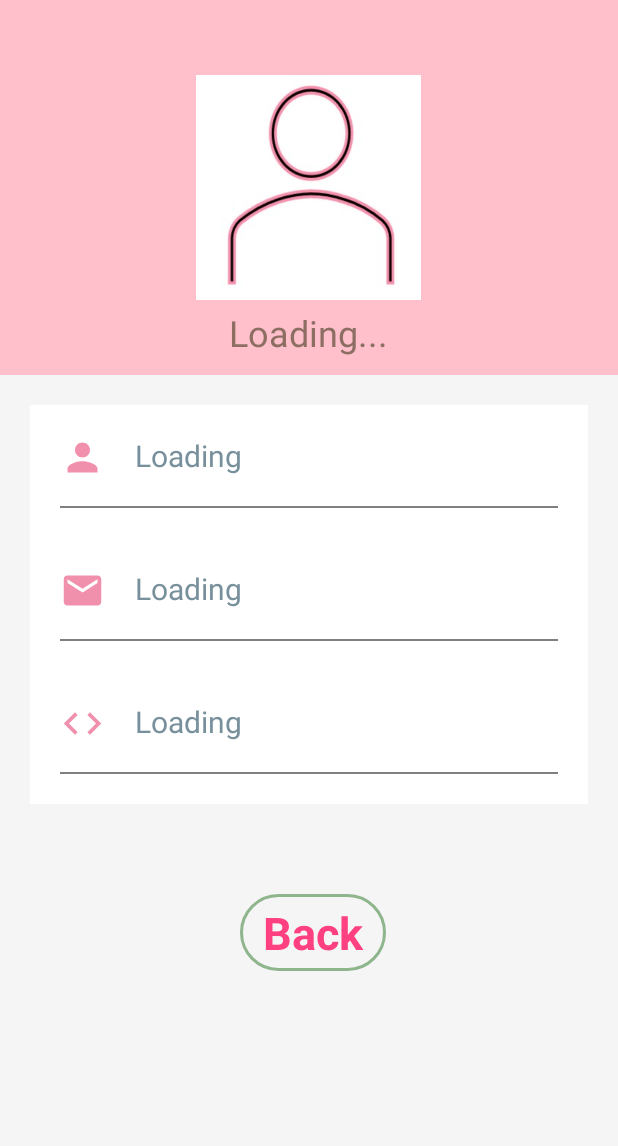
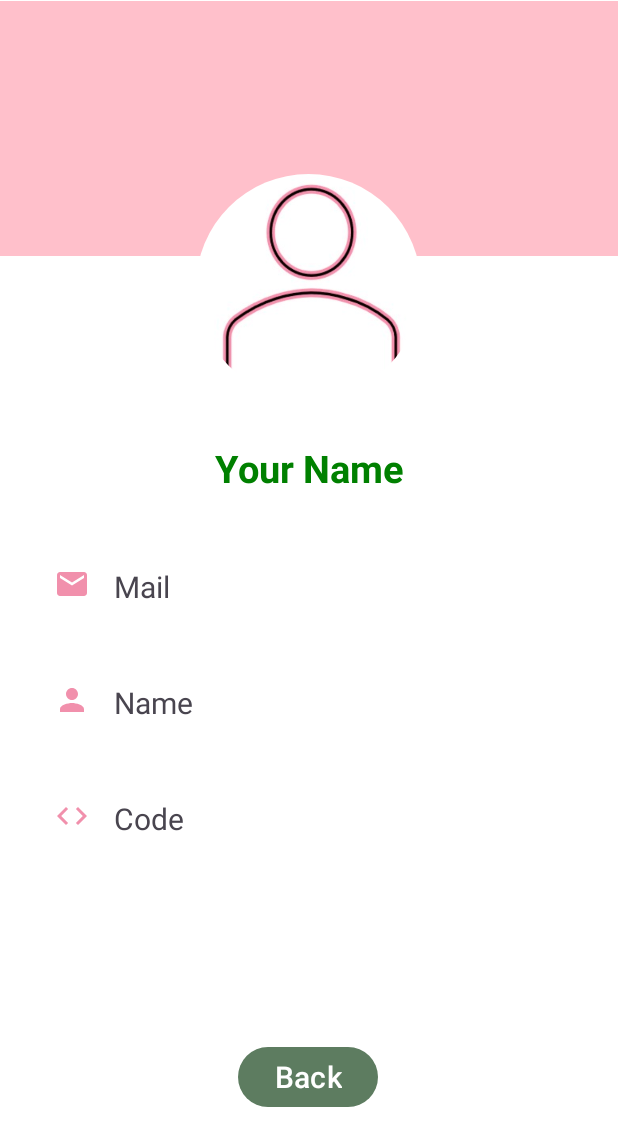
Before and after one commit to karinpapismadov/GrowMe-App, an Android app: the UserActivity screen opened directly, with no data from a screen before it, on a phone screen of 412 x 824 dp. Shown: the top 1146 px of the screen. Run offline under Robolectric (Android 15) with nearby library versions, the phone set to English and light mode, and no system bars; our stand-ins replace CircleImageView.

```diff
--- a/app/build.gradle
+++ b/app/build.gradle
@@ -37,7 +37,7 @@ dependencies {
     implementation 'androidx.constraintlayout:constraintlayout:2.1.4'
     implementation 'com.google.firebase:firebase-database-ktx:20.2.2'
     implementation 'com.google.firebase:firebase-auth-ktx:22.0.0'
-    implementation 'com.google.firebase:firebase-storage-ktx:20.2.0'
+    implementation 'com.google.firebase:firebase-storage-ktx:20.2.1'
     implementation 'com.google.firebase:firebase-analytics-ktx:21.3.0'
     testImplementation 'junit:junit:4.13.2'
     androidTestImplementation 'androidx.test.ext:junit:1.1.5'
@@ -47,4 +47,6 @@ dependencies {
     implementation 'com.github.PhilJay:MPAndroidChart:v3.1.0'
     implementation 'com.github.lecho:hellocharts-library:1.5.8@aar'
     implementation 'com.google.firebase:firebase-database:20.2.2'
+    implementation 'de.hdodenhof:circleimageview:3.1.0'
+
 }
--- a/app/src/main/java/com/example/growme_app/UserActivity.java
+++ b/app/src/main/java/com/example/growme_app/UserActivity.java
@@ -1,68 +1,16 @@
 package com.example.growme_app;
 
-import androidx.annotation.NonNull;
+import android.annotation.SuppressLint;
+import android.os.Bundle;
+
 import androidx.appcompat.app.AppCompatActivity;
-
-import android.annotation.SuppressLint;
-import android.content.Intent;
-import android.os.Bundle;
-import android.widget.Button;
-import android.widget.TextView;
-
-import com.google.firebase.database.DataSnapshot;
-import com.google.firebase.database.DatabaseError;
-import com.google.firebase.database.DatabaseReference;
-import com.google.firebase.database.FirebaseDatabase;
-import com.google.firebase.database.ValueEventListener;
 
 public class UserActivity extends AppCompatActivity {
 
 
-    TextView name, code, mail;
     @SuppressLint("WrongViewCast")
-    Button back = findViewById(R.id.user_back);
-
     protected void onCreate(Bundle savedInstanceState) {
         super.onCreate(savedInstanceState);
         setContentView(R.layout.activity_user);
-
-        FirebaseDatabase database = FirebaseDatabase.getInstance();
-        DatabaseReference userRef = database.getReference("CurrentData");
-
-        name = findViewById(R.id.text_show_name);
-        code = findViewById(R.id.text_show_code);
-        mail = findViewById(R.id.text_show_email);
-
-
-        // Attach a ValueEventListener to retrieve the data from Firebase
-        userRef.addValueEventListener(new ValueEventListener() {
-            @Override
-            public void onDataChange(@NonNull DataSnapshot dataSnapshot) {
-                // Retrieve the metric values from the dataSnapshot
-                String nameU = dataSnapshot.child("name").getValue(String.class);
-                String mailU = dataSnapshot.child("mail").getValue(String.class);
-                String codeU = dataSnapshot.child("code").getValue(String.class);
-
-
-                // Set the metric values to the TextViews
-                name.setText(nameU);
-                mail.setText(mailU);
-                code.setText(codeU);
-
-            }
-
-            @Override
-            public void onCancelled(@NonNull DatabaseError databaseError) {
-                // Handle onCancelled event
-            }
-        });
-
-
-
-        //back button
-        back.setOnClickListener(view -> {
-            Intent intent = new Intent(UserActivity.this, MainMenuPageActivity.class);
-            startActivity(intent);
-        });
     }
 }
--- a/app/src/main/res/layout/activity_user.xml
+++ b/app/src/main/res/layout/activity_user.xml
@@ -1,171 +1,218 @@
 <?xml version="1.0" encoding="utf-8"?>
-<ScrollView xmlns:android="http://schemas.android.com/apk/res/android"
+<androidx.constraintlayout.widget.ConstraintLayout xmlns:android="http://schemas.android.com/apk/res/android"
     xmlns:app="http://schemas.android.com/apk/res-auto"
     xmlns:tools="http://schemas.android.com/tools"
     android:layout_width="match_parent"
     android:layout_height="match_parent"
-    android:background="@color/whitesmoke"
+    android:background="@color/white"
     tools:context=".UserActivity">
 
+    <androidx.constraintlayout.widget.ConstraintLayout
+        android:id="@+id/constraintLayout"
+        android:layout_width="match_parent"
+        android:layout_height="170dp"
+        android:layout_marginTop="0dp"
+        android:layout_marginBottom="8dp"
+        android:background="@color/pink"
+        app:layout_constraintBottom_toBottomOf="parent"
+        app:layout_constraintEnd_toEndOf="parent"
+        app:layout_constraintHorizontal_bias="0.0"
+        app:layout_constraintStart_toStartOf="parent"
+        app:layout_constraintTop_toTopOf="parent"
+        app:layout_constraintVertical_bias="0.001">
 
-    <LinearLayout
+
+    </androidx.constraintlayout.widget.ConstraintLayout>
+
+    <de.hdodenhof.circleimageview.CircleImageView
+        android:id="@+id/user_imageview"
+        android:layout_width="150dp"
+        android:layout_height="150dp"
+        android:layout_marginStart="8dp"
+        android:layout_marginTop="116dp"
+        android:layout_marginEnd="8dp"
+        android:src="@drawable/user"
+        app:layout_constraintEnd_toEndOf="parent"
+        app:layout_constraintHorizontal_bias="0.498"
+        app:layout_constraintStart_toStartOf="parent"
+        app:layout_constraintTop_toTopOf="parent" />
+
+
+    <androidx.constraintlayout.widget.ConstraintLayout
+        android:id="@+id/constraintLayout2"
         android:layout_width="match_parent"
         android:layout_height="wrap_content"
-        android:orientation="vertical">
+        android:layout_margin="20dp"
+        android:layout_marginStart="8dp"
+        android:layout_marginTop="8dp"
+        android:layout_marginEnd="8dp"
+        android:layout_marginBottom="8dp"
+        android:paddingBottom="20dp"
+        app:layout_constraintBottom_toBottomOf="parent"
+        app:layout_constraintEnd_toEndOf="parent"
+        app:layout_constraintHorizontal_bias="1.0"
+        app:layout_constraintStart_toStartOf="parent"
+        app:layout_constraintTop_toBottomOf="@+id/user_imageview"
+        app:layout_constraintVertical_bias="0.038">
 
-        <RelativeLayout
+        <TextView
+            android:id="@+id/occupation_textview"
+            android:layout_width="wrap_content"
+            android:layout_height="wrap_content"
+            android:layout_marginStart="8dp"
+            android:layout_marginEnd="8dp"
+            android:text="Your Name"
+            android:textColor="@color/green"
+            android:textSize="25sp"
+            android:textStyle="bold"
+            app:layout_constraintEnd_toEndOf="parent"
+            app:layout_constraintStart_toStartOf="parent"
+            app:layout_constraintTop_toTopOf="parent" />
+
+
+        <LinearLayout
+            android:id="@+id/linearLayout"
             android:layout_width="match_parent"
-            android:layout_height="250dp"
-            android:background="@color/pink">
+            android:layout_height="wrap_content"
+            android:layout_marginStart="8dp"
+            android:layout_marginTop="8dp"
+            android:layout_marginEnd="8dp"
+            android:orientation="horizontal"
+            app:layout_constraintEnd_toEndOf="parent"
+            app:layout_constraintHorizontal_bias="0.0"
+            app:layout_constraintStart_toStartOf="parent"
+            app:layout_constraintTop_toBottomOf="@+id/occupation_textview">
 
             <ImageView
-                android:layout_width="150dp"
-                android:layout_height="150dp"
-                android:id="@+id/image_profile"
-                android:layout_centerInParent="true"
-                android:background="@drawable/user"
-                tools:ignore="ContentDescription" />
+                android:id="@+id/email_imageview"
+                android:layout_width="wrap_content"
+                android:layout_height="wrap_content"
+                android:layout_marginStart="8dp"
+                android:layout_marginTop="40dp"
+                android:layout_marginEnd="8dp"
+                android:src="@drawable/baseline_email_25"
+                app:layout_constraintEnd_toEndOf="parent"
+                app:layout_constraintHorizontal_bias="0.126"
+                app:layout_constraintStart_toStartOf="parent"
+                app:layout_constraintTop_toBottomOf="@+id/workplace_textview" />
 
             <TextView
-                android:id="@+id/show_welcome"
+                android:id="@+id/email_textview"
                 android:layout_width="wrap_content"
                 android:layout_height="wrap_content"
-                android:layout_below="@+id/image_profile"
-                android:layout_centerHorizontal="true"
-                android:layout_marginTop="5dp"
-                android:hint="@string/loading"
-                android:textAppearance="@style/TextAppearance.AppCompat.Headline"
-                android:textColor="@color/white"
-                android:textColorHint="#8D6E63"
-                tools:ignore="HardcodedText" />
+                android:layout_marginStart="8dp"
+                android:layout_marginTop="40dp"
+                android:layout_marginEnd="8dp"
+                android:text="Mail"
+                android:textSize="20sp"
+                app:layout_constraintEnd_toEndOf="parent"
+                app:layout_constraintHorizontal_bias="0.031"
+                app:layout_constraintStart_toEndOf="@+id/email_imageview"
+                app:layout_constraintTop_toBottomOf="@+id/workplace_textview" />
 
-        </RelativeLayout>
+        </LinearLayout>
 
-        <RelativeLayout
+
+        <LinearLayout
+            android:id="@+id/linearLayout2"
             android:layout_width="match_parent"
-            android:layout_height="match_parent"
-            android:padding="20dp"
-            android:layout_margin="20dp"
-            android:background="@color/white">
+            android:layout_height="wrap_content"
+            android:layout_marginStart="8dp"
+            android:orientation="horizontal"
+            app:layout_constraintEnd_toEndOf="parent"
+            app:layout_constraintHorizontal_bias="0.0"
+            app:layout_constraintStart_toStartOf="parent"
+            app:layout_constraintTop_toBottomOf="@+id/linearLayout">
 
 
             <ImageView
-                android:id="@+id/user_icon"
-                android:layout_width="30dp"
-                android:layout_height="30dp"
-                android:background="@drawable/baseline_person_25" />
+                android:id="@+id/name_imageview"
+                android:layout_width="wrap_content"
+                android:layout_height="wrap_content"
+                android:layout_marginStart="8dp"
+                android:layout_marginTop="50dp"
+                android:layout_marginEnd="8dp"
+                android:src="@drawable/baseline_person_25"
+                app:layout_constraintEnd_toEndOf="parent"
+                app:layout_constraintHorizontal_bias="0.126"
+                app:layout_constraintStart_toStartOf="parent"
+                app:layout_constraintTop_toBottomOf="@+id/email_imageview" />
 
             <TextView
-                android:id="@+id/text_show_name"
-                android:layout_width="wrap_content"
+                android:id="@+id/name_textview"
+                android:layout_width="239dp"
                 android:layout_height="wrap_content"
-                android:layout_alignStart="@+id/user_icon"
-                android:layout_marginStart="50dp"
-                android:hint="@string/loading_"
-                android:textColorHint="#78909C"
+                android:layout_marginStart="8dp"
+                android:layout_marginTop="50dp"
+                android:layout_marginEnd="184dp"
+                android:text="Name"
                 android:textSize="20sp"
-                tools:ignore="HardcodedText" />
+                app:layout_constraintEnd_toEndOf="parent"
+                app:layout_constraintHorizontal_bias="0.031"
+                app:layout_constraintStart_toEndOf="@+id/name_imageview"
+                app:layout_constraintTop_toBottomOf="@+id/email_textview"
+                tools:ignore="DuplicateIds" />
 
-            <View
-                android:layout_width="match_parent"
-                android:layout_height="1dp"
-                android:layout_marginTop="20dp"
-                android:layout_below="@id/text_show_name"
-                android:background="@color/gray"
-                android:id="@+id/devider_name"
-                tools:ignore="ContentDescription" />
+        </LinearLayout>
+
+        <LinearLayout
+            android:id="@+id/linearLayout3"
+            android:layout_width="match_parent"
+            android:layout_height="wrap_content"
+            android:layout_marginStart="8dp"
+            android:orientation="horizontal"
+            app:layout_constraintEnd_toEndOf="parent"
+            app:layout_constraintHorizontal_bias="0.0"
+            app:layout_constraintStart_toStartOf="parent"
+            app:layout_constraintTop_toBottomOf="@+id/linearLayout2">
 
 
             <ImageView
-                android:id="@+id/email_icon"
-                android:layout_width="30dp"
-                android:layout_height="30dp"
-                android:layout_below="@id/devider_name"
-                android:layout_marginTop="40dp"
-                android:background="@drawable/baseline_email_25"
-                tools:ignore="ImageContrastCheck"
-                android:contentDescription="@string/todo__" />
+                android:id="@+id/code_imageview"
+                android:layout_width="wrap_content"
+                android:layout_height="wrap_content"
+                android:layout_marginStart="8dp"
+                android:layout_marginTop="50dp"
+                android:layout_marginEnd="8dp"
+                android:src="@drawable/baseline_code_25"
+                app:layout_constraintEnd_toEndOf="parent"
+                app:layout_constraintHorizontal_bias="0.126"
+                app:layout_constraintStart_toStartOf="parent"
+                app:layout_constraintTop_toBottomOf="@+id/name_imageview" />
 
             <TextView
-                android:id="@+id/text_show_email"
-                android:layout_width="wrap_content"
+                android:id="@+id/code_textview"
+                android:layout_width="242dp"
                 android:layout_height="wrap_content"
-                android:layout_below="@id/devider_name"
-                android:layout_alignStart="@+id/user_icon"
-                android:layout_marginStart="50dp"
-                android:layout_marginTop="40dp"
-                android:hint="@string/loading___"
-                android:textColorHint="#78909C"
+                android:layout_marginStart="8dp"
+                android:layout_marginTop="50dp"
+                android:layout_marginEnd="184dp"
+                android:text="Code"
                 android:textSize="20sp"
-                tools:ignore="HardcodedText" />
-
-            <View
-                android:layout_width="match_parent"
-                android:layout_height="1dp"
-                android:layout_marginTop="20dp"
-                android:layout_below="@id/text_show_email"
-                android:background="@color/gray"
-                android:id="@+id/devider_email"
-                tools:ignore="ContentDescription" />
+                app:layout_constraintEnd_toEndOf="parent"
+                app:layout_constraintHorizontal_bias="0.031"
+                app:layout_constraintStart_toEndOf="@+id/code_imageview"
+                app:layout_constraintTop_toBottomOf="@+id/phone_textview" />
 
 
-            <ImageView
-                android:id="@+id/code_icon"
-                android:layout_width="30dp"
-                android:layout_height="30dp"
-                android:layout_below="@id/devider_email"
-                android:layout_marginTop="40dp"
-                android:background="@drawable/baseline_code_25"
-                tools:ignore="ImageContrastCheck"
-                android:contentDescription="@string/todo___" />
+        </LinearLayout>
 
-            <TextView
-                android:id="@+id/text_show_code"
-                android:layout_width="wrap_content"
-                android:layout_height="wrap_content"
-                android:layout_below="@id/devider_email"
-                android:layout_alignStart="@+id/code_icon"
-                android:layout_marginStart="50dp"
-                android:layout_marginTop="40dp"
-                android:hint="@string/loading____"
-                android:textColorHint="#78909C"
-                android:textSize="20sp"
-                tools:ignore="HardcodedText" />
+    </androidx.constraintlayout.widget.ConstraintLayout>
 
-            <View
-                android:layout_width="match_parent"
-                android:layout_height="1dp"
-                android:layout_marginTop="20dp"
-                android:layout_below="@id/text_show_code"
-                android:background="@color/gray"
-                android:id="@+id/devider_code"/>
+    <Button
+        android:layout_width="wrap_content"
+        android:layout_height="wrap_content"
+        android:text="Back"
+        android:id="@+id/back_button_user"
+        android:textSize="20sp"
+        app:layout_constraintBottom_toBottomOf="parent"
+        app:layout_constraintEnd_toEndOf="parent"
+        app:layout_constraintHorizontal_bias="0.498"
+        app:layout_constraintStart_toStartOf="parent"
+        app:layout_constraintTop_toTopOf="parent"
+        app:layout_constraintVertical_bias="0.894">
+
+    </Button>
 
 
-
-
-
-
-
-
-        </RelativeLayout>
-
-        <TextView
-            android:id="@+id/user_back"
-            android:layout_width="wrap_content"
-            android:layout_height="wrap_content"
-            android:layout_marginStart="160dp"
-            android:layout_marginTop="40dp"
-            android:background="@drawable/border"
-            android:paddingStart="15dp"
-            android:paddingTop="5dp"
-            android:paddingEnd="15dp"
-            android:paddingBottom="5dp"
-            android:text="@string/backkkk"
-            android:textColor="#FF4081"
-            android:textSize="30sp"
-            android:textStyle="bold"
-            tools:ignore="HardcodedText" />
-
-    </LinearLayout>
-
-</ScrollView>
+</androidx.constraintlayout.widget.ConstraintLayout>
```
